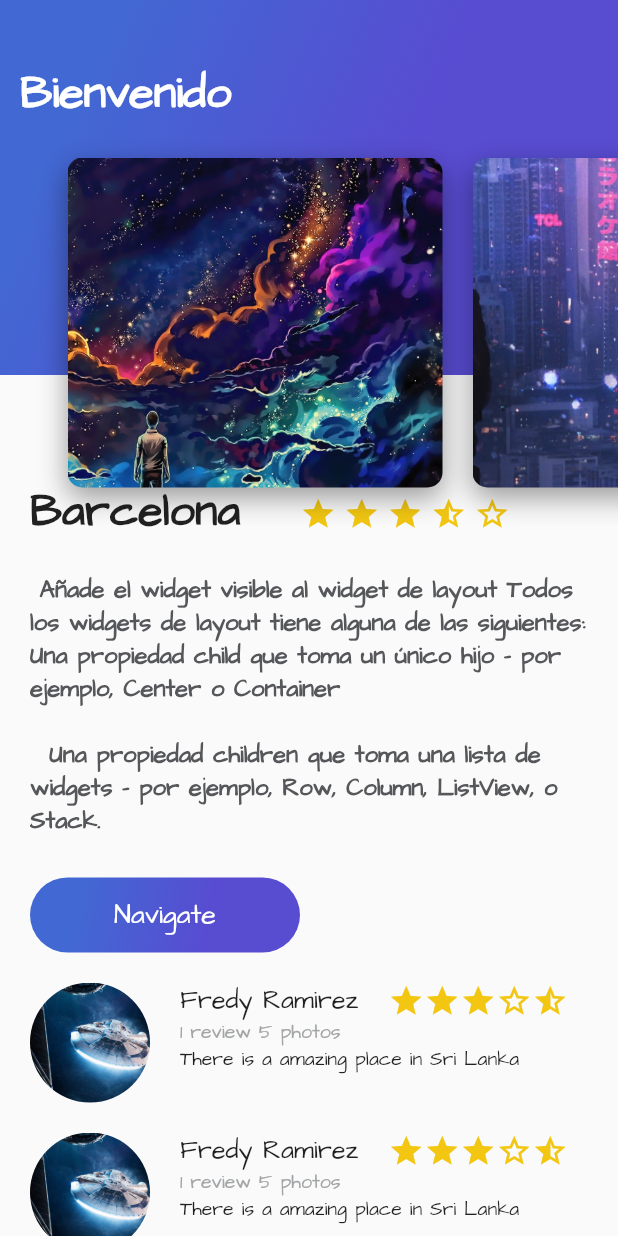
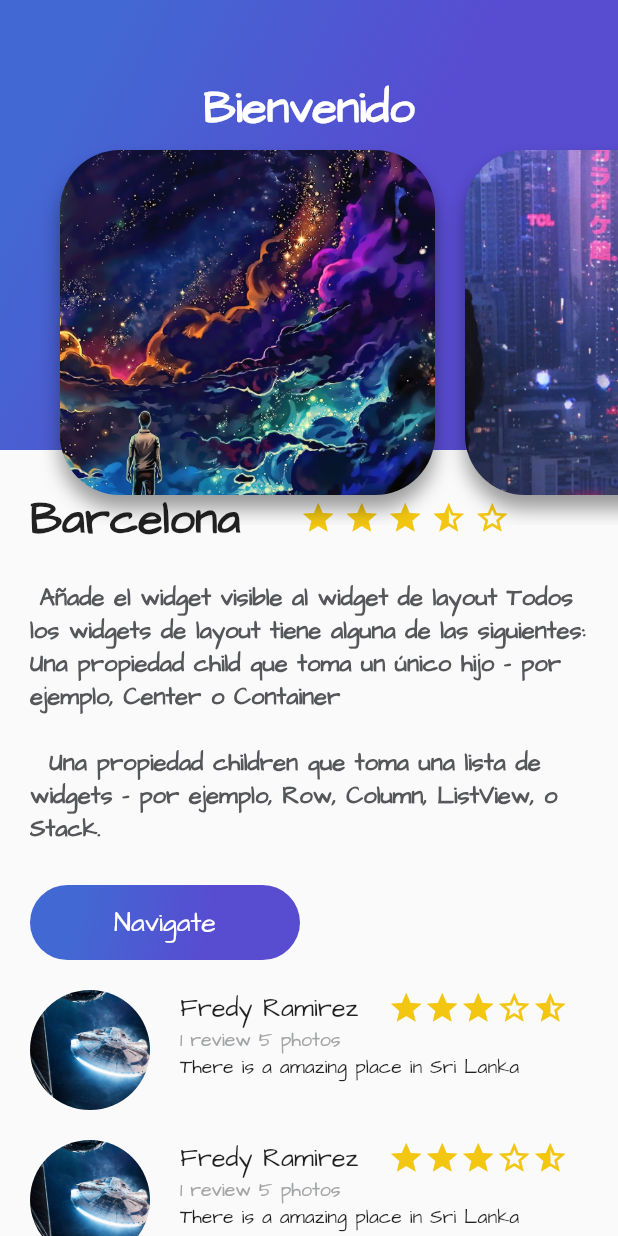
Before and after one commit to rramsol/FlutterRamsolTrips, a Flutter app: the screen it shows after launch, on a phone screen of 412 x 824 dp. Run offline on Flutter 3.47's test engine with Material 2 defaults, Android fonts, the phone set to English and light mode, and no system bars.

```diff
--- a/lib/card_image.dart
+++ b/lib/card_image.dart
@@ -10,7 +10,7 @@ class CardImage extends StatelessWidget{
   Widget build(BuildContext context) {
 
     final card = Container (
-      height:350.0 ,
+      height:350.0,
       width: 250.0,
       margin: EdgeInsets.only(
         top: 80.0,
@@ -21,13 +21,13 @@ class CardImage extends StatelessWidget{
           fit: BoxFit.cover,
           image: AssetImage(pathImage),
         ),
-        borderRadius: BorderRadius.all(Radius.circular(10.0)),
+        borderRadius: BorderRadius.all(Radius.circular(40.0)),
         shape: BoxShape.rectangle,
         boxShadow: <BoxShadow>[
           BoxShadow(
             color: Colors.black38,
-            blurRadius: 15.0,
-            offset: Offset(0.0,7.0)
+            blurRadius: 10.0,
+            offset: Offset(0.0,9.0)
           )
         ]
       ),
--- a/lib/card_image_list.dart
+++ b/lib/card_image_list.dart
@@ -8,7 +8,7 @@ class CardImageList extends StatelessWidget{
     return Container(
       height: 350.0,
       child: ListView(
-        padding: EdgeInsets.all(25.0),
+        padding: EdgeInsets.all(20.0),
         scrollDirection: Axis.horizontal,
         children: [
           CardImage("assets/img/uno.jpg"),
--- a/lib/descripcion_place.dart
+++ b/lib/descripcion_place.dart
@@ -66,7 +66,7 @@ class DescriptionPlace extends StatelessWidget {
       children: <Widget>[
         Container(
           margin: EdgeInsets.only(
-              top: 320.0,
+              top: 325.0,
               left: 20.0,
               right: 40.0
           ),
@@ -89,7 +89,6 @@ class DescriptionPlace extends StatelessWidget {
             star_border
           ],
         ),
-
       ],
     );
 
--- a/lib/gradient_back.dart
+++ b/lib/gradient_back.dart
@@ -9,7 +9,7 @@ GradientBack(this.texto);
   @override
   Widget build(BuildContext context) {
     return Container(
-      height: 250.0,
+      height: 300.0,
       decoration: BoxDecoration(
         gradient: LinearGradient(
           colors: [
@@ -31,7 +31,7 @@ GradientBack(this.texto);
           fontWeight: FontWeight.bold
         ),
       ),
-      alignment: Alignment(-0.9,-0.6),
+      alignment: Alignment(0,-0.6),
     );
   }
 
--- a/lib/review_list.dart
+++ b/lib/review_list.dart
@@ -14,11 +14,11 @@ class ReviewList extends StatelessWidget{
   Widget build(BuildContext context) {
     return Column(
       children: <Widget>[
-        new Review(pathImage, name, details, comment),
-        new Review(pathImage, name, details, comment),
-        new Review(pathImage, name, details, comment),
-        new Review(pathImage, name, details, comment),
-        new Review(pathImage, name, details, comment)
+         Review(pathImage, name, details, comment),
+         Review(pathImage, name, details, comment),
+         Review(pathImage, name, details, comment),
+         Review(pathImage, name, details, comment),
+         Review(pathImage, name, details, comment)
       ],
     );
   }
```
